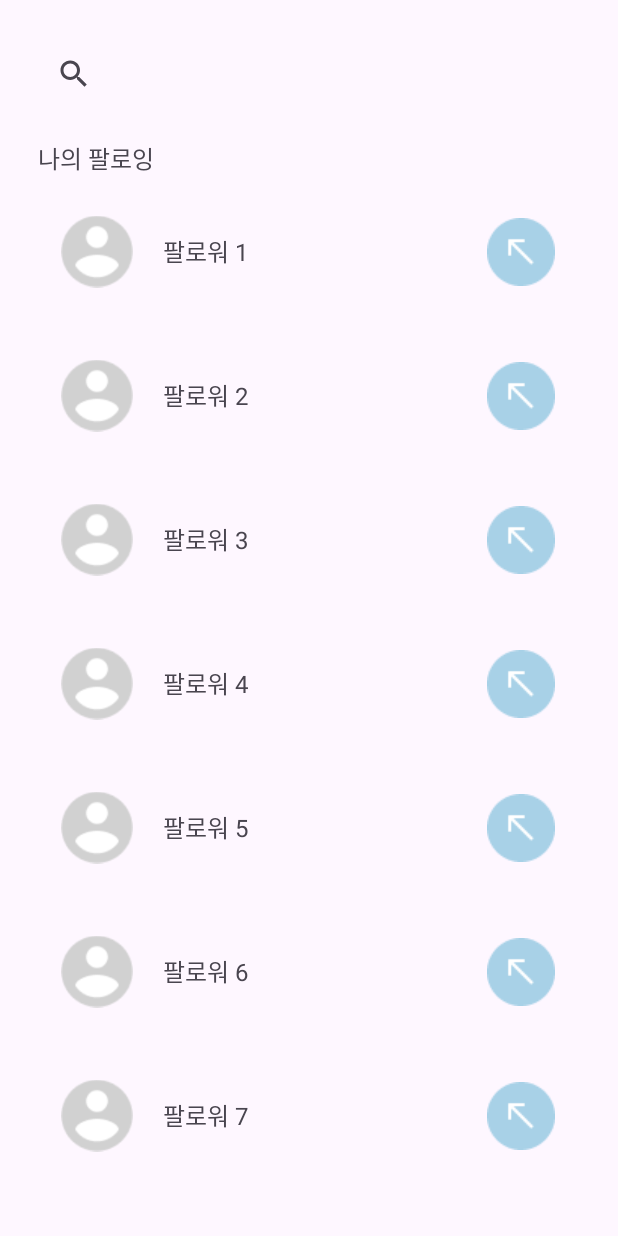
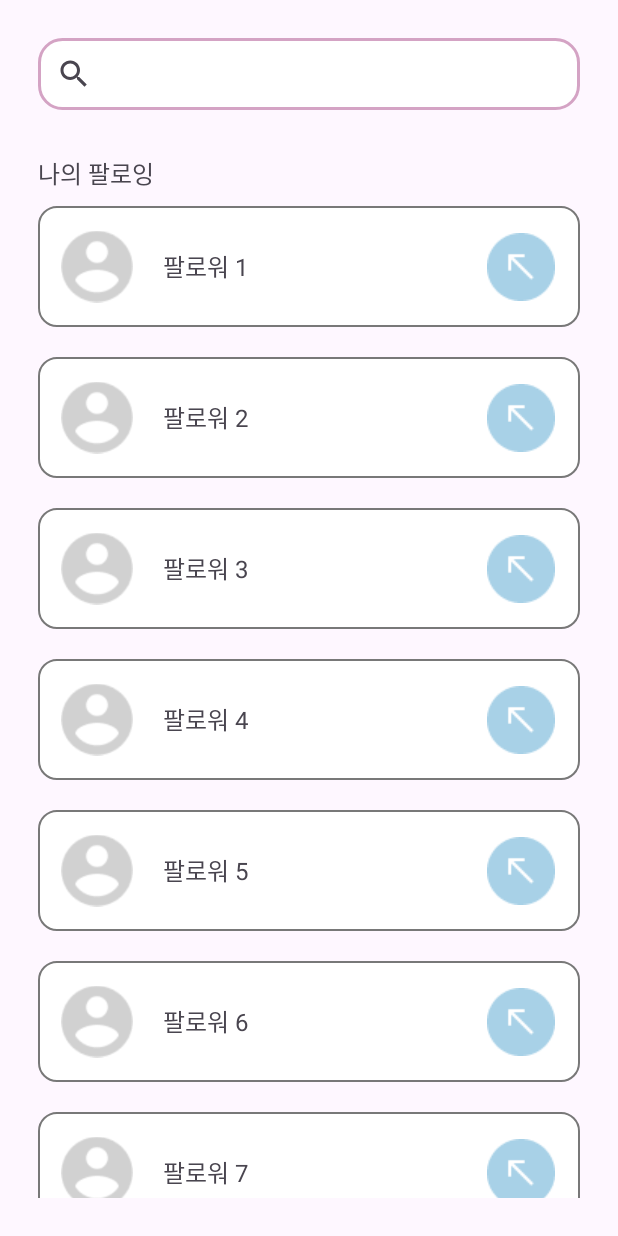
Before and after one commit to 2093ab/pill_note, an Android app: the screen it shows after launch (MainActivity), on a phone screen of 412 x 824 dp. Run offline under Robolectric (Android 15) with nearby library versions, the phone set to English and light mode, and no system bars.

Commit message:
design: change outline

```diff
--- /dev/null
+++ b/app/src/main/res/drawable/follower_outline.xml
@@ -0,0 +1,17 @@
+<?xml version="1.0" encoding="utf-8"?>
+<shape xmlns:android="http://schemas.android.com/apk/res/android"
+    android:shape="rectangle">
+
+    <solid android:color="#FFFFFF" />
+
+    <corners
+        android:bottomLeftRadius="12dp"
+        android:bottomRightRadius="12dp"
+        android:topLeftRadius="12dp"
+        android:topRightRadius="12dp" />
+
+    <stroke
+        android:width="1dp"
+        android:color="@color/dark_gray" />
+
+</shape>
--- /dev/null
+++ b/app/src/main/res/drawable/search_outline.xml
@@ -0,0 +1,17 @@
+<?xml version="1.0" encoding="utf-8"?>
+<shape xmlns:android="http://schemas.android.com/apk/res/android"
+    android:shape="rectangle">
+
+    <solid android:color="#FFFFFF" />
+
+    <corners
+        android:bottomLeftRadius="15dp"
+        android:bottomRightRadius="15dp"
+        android:topLeftRadius="15dp"
+        android:topRightRadius="15dp" />
+
+    <stroke
+        android:width="2dp"
+        android:color="@color/main" />
+
+</shape>
--- a/app/src/main/res/layout/follower_recyclerview.xml
+++ b/app/src/main/res/layout/follower_recyclerview.xml
@@ -3,10 +3,11 @@
     android:id="@+id/item_root"
     android:layout_width="match_parent"
     android:layout_height="wrap_content"
-    android:layout_marginBottom="15dp"
+    android:layout_marginBottom="20dp"
     android:gravity="center_vertical"
     android:orientation="horizontal"
-    android:padding="15dp">
+    android:padding="15dp"
+    android:background="@drawable/follower_outline">
 
     <ImageView
         android:id="@+id/follower_image"
--- a/app/src/main/res/layout/fragment_follow.xml
+++ b/app/src/main/res/layout/fragment_follow.xml
@@ -6,22 +6,23 @@
     android:orientation="vertical"
     android:padding="25dp">
 
-    <SearchView
+    <androidx.appcompat.widget.SearchView
         android:layout_width="match_parent"
         android:layout_height="wrap_content"
-        android:layout_marginBottom="20dp"/>
+        android:layout_marginBottom="30dp"
+        android:background="@drawable/search_outline" />
 
     <TextView
         android:layout_width="wrap_content"
         android:layout_height="wrap_content"
         android:text="@string/follower_list"
         android:textSize="16dp"
-        android:layout_marginBottom="10dp"/>
+        android:layout_marginBottom="10dp" />
 
     <androidx.recyclerview.widget.RecyclerView
         android:id="@+id/follower_recyclerView"
         android:layout_width="match_parent"
         android:layout_height="0dp"
-        android:layout_weight="1"/>
+        android:layout_weight="1" />
 
 </LinearLayout>
--- a/app/src/main/res/values/colors.xml
+++ b/app/src/main/res/values/colors.xml
@@ -2,4 +2,8 @@
 <resources>
     <color name="black">#FF000000</color>
     <color name="white">#FFFFFFFF</color>
+    <color name="light_gray">#D1D1D1</color>
+    <color name="dark_gray">#787878</color>
+    <color name="main">#D4A3C4</color>
+    <color name="pink">#EB8DB5</color>
 </resources>
```
